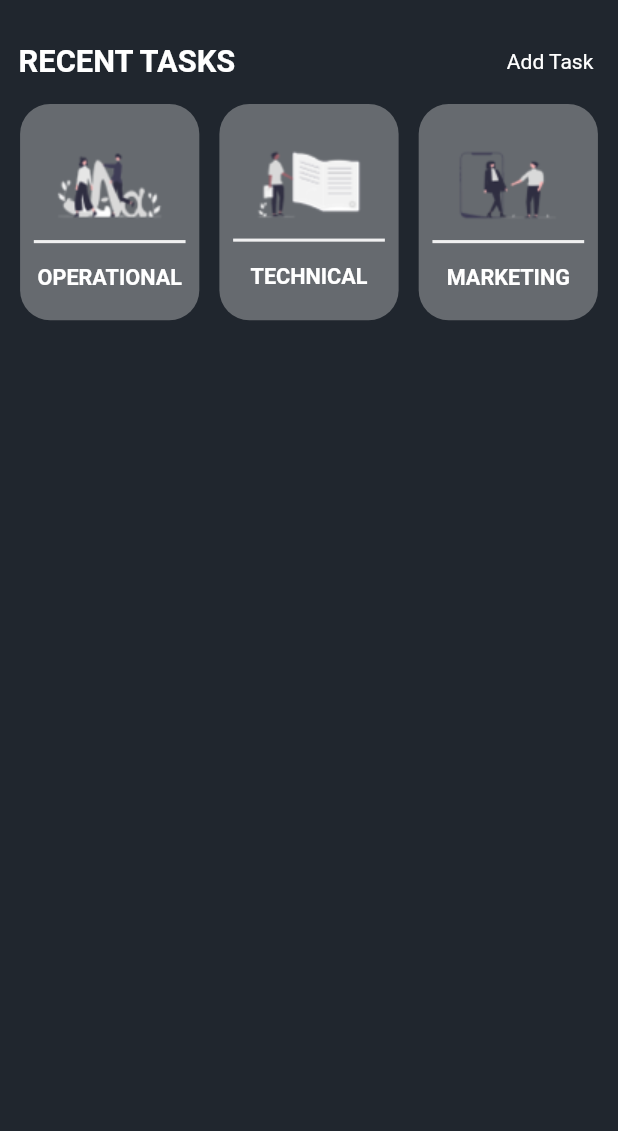
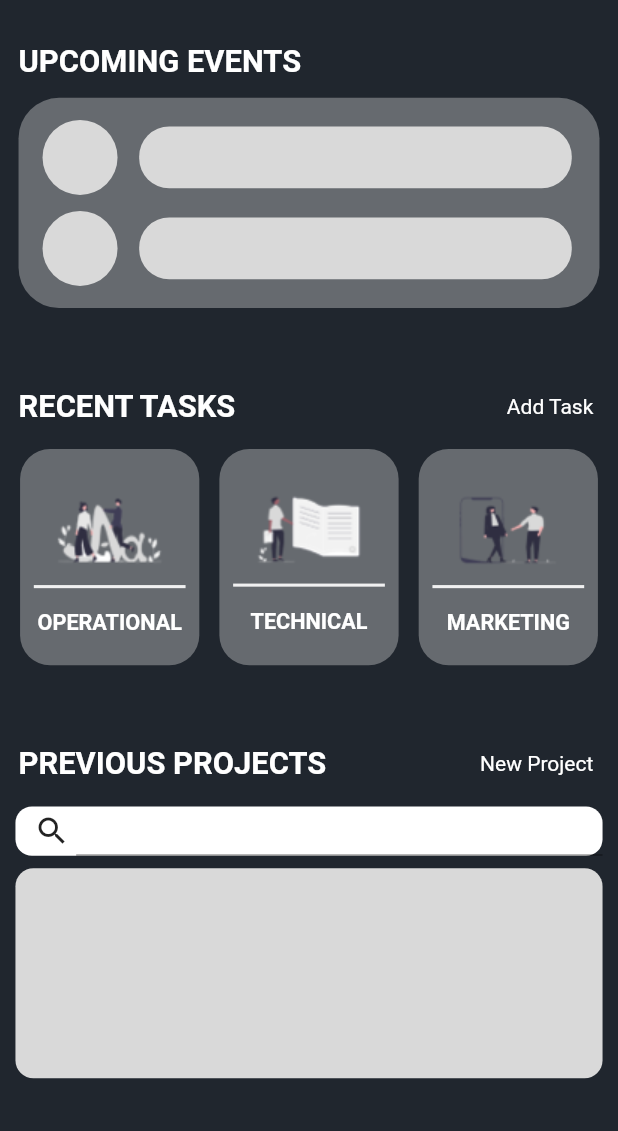
Before and after one commit to kunal03b/robotronics-App, a Flutter app: the screen it shows after launch, on a phone screen of 412 x 824 dp, the part 105-1236 px from its top. Run offline on Flutter 3.47's test engine with Material 2 defaults, Android fonts, the phone set to English and light mode, and no system bars; our stand-ins replace cloud_firestore, firebase_core, fluttertoast; accounts and stored records are empty.

Commit message:
initial commit home

```diff
--- a/lib/home.dart
+++ b/lib/home.dart
@@ -16,9 +16,59 @@ class Home extends StatelessWidget {
     return Scaffold(
       appBar: appBarMethod(screenHeight, appBarIconSize, avatarRadius),
       backgroundColor: Constants().buttonBackground,
-      body: Column(
+      body: SingleChildScrollView(
+        child: Column(
           mainAxisAlignment: MainAxisAlignment.start,
+          crossAxisAlignment: CrossAxisAlignment.start,
           children: [
+            SingleChildScrollView(
+              child: Column(
+                  crossAxisAlignment: CrossAxisAlignment.start,
+                  children: [
+                    Padding(
+                      padding: EdgeInsets.only(left: screenWidth * 0.03),
+                      child: Text(
+                        'UPCOMING EVENTS',
+                        style: TextStyle(
+                            color: Constants().textColor,
+                            fontSize: screenWidth * 0.05,
+                            fontWeight: FontWeight.bold),
+                      ),
+                    ),
+                    SizedBox(
+                      height: screenHeight * 0.015,
+                    ),
+                    Center(
+                      child: Container(
+                        width: screenWidth * 0.94,
+                        height: screenHeight * 0.17,
+                        decoration: BoxDecoration(
+                            color: Constants().tileColor,
+                            borderRadius: BorderRadius.circular(27)),
+                        child: Padding(
+                          padding: const EdgeInsets.symmetric(horizontal: 16),
+                          child: Column(
+                              // crossAxisAlignment: CrossAxisAlignment.stretch,
+                              mainAxisAlignment: MainAxisAlignment.center,
+                              children: [
+                                upcomingEventTile(
+                                    screenWidth: screenWidth,
+                                    screenHeight: screenHeight),
+                                SizedBox(
+                                  height: screenHeight * 0.013,
+                                ),
+                                upcomingEventTile(
+                                    screenWidth: screenWidth,
+                                    screenHeight: screenHeight)
+                              ]),
+                        ),
+                      ),
+                    )
+                  ]),
+            ),
+            SizedBox(
+              height: screenHeight * 0.065,
+            ),
             Row(
               mainAxisAlignment: MainAxisAlignment.spaceBetween,
               children: [
@@ -86,7 +136,74 @@ class Home extends StatelessWidget {
                 ),
               ],
             ),
+            SizedBox(
+              height: screenHeight * 0.065,
+            ),
+            Row(
+              mainAxisAlignment: MainAxisAlignment.spaceBetween,
+              children: [
+                Padding(
+                  padding: EdgeInsets.only(left: screenWidth * 0.03),
+                  child: Text(
+                    'PREVIOUS PROJECTS',
+                    style: TextStyle(
+                      color: Constants().textColor,
+                      fontSize: screenWidth * 0.05,
+                      fontWeight: FontWeight.bold,
+                    ),
+                  ),
+                ),
+                Padding(
+                  padding: EdgeInsets.only(right: screenWidth * 0.04),
+                  child: InkWell(
+                    onTap: () {
+                      print('Hello from PREVIOUS PROJECTS');
+                    },
+                    child: Text(
+                      'New Project',
+                      style: TextStyle(color: Constants().textColor),
+                    ),
+                  ),
+                ),
               ],
+            ),
+            SizedBox(
+              height: screenHeight * 0.02,
+            ),
+            Center(
+              child: Container(
+                  width: screenWidth * 0.95,
+                  height: screenHeight * 0.04,
+                  decoration: BoxDecoration(
+                      color: Constants().textColor,
+                      borderRadius: BorderRadius.circular(11)),
+                  child: Row(
+                    children: [
+                      Padding(
+                        padding: EdgeInsets.only(left: screenWidth * 0.03),
+                        child: Icon(Icons.search),
+                      ),
+                      SizedBox(
+                        width: screenWidth * 0.01,
+                      ),
+                      Expanded(child: TextField())
+                    ],
+                  )),
+            ),
+            SizedBox(
+              height: screenHeight * 0.01,
+            ),
+            Center(
+              child: Container(
+                height: screenHeight * 0.17,
+                width: screenWidth * 0.95,
+                decoration: BoxDecoration(
+                    color: Constants().container,
+                    borderRadius: BorderRadius.circular(12)),
+              ),
+            )
+          ],
+        ),
       ),
     );
   }
@@ -133,3 +250,36 @@ class Home extends StatelessWidget {
     );
   }
 }
+
+class upcomingEventTile extends StatelessWidget {
+  const upcomingEventTile({
+    super.key,
+    required this.screenWidth,
+    required this.screenHeight,
+  });
+
+  final double screenWidth;
+  final double screenHeight;
+
+  @override
+  Widget build(BuildContext context) {
+    return Row(
+      children: [
+        CircleAvatar(
+          backgroundColor: Constants().container,
+          minRadius: 25,
+        ),
+        SizedBox(
+          width: screenWidth * 0.035,
+        ),
+        Container(
+          height: screenHeight * 0.05,
+          width: screenWidth * 0.7,
+          decoration: BoxDecoration(
+              color: Constants().container,
+              borderRadius: BorderRadius.circular(20)),
+        )
+      ],
+    );
+  }
+}
```
Lines whose indentation alone changed are shown as unchanged.
